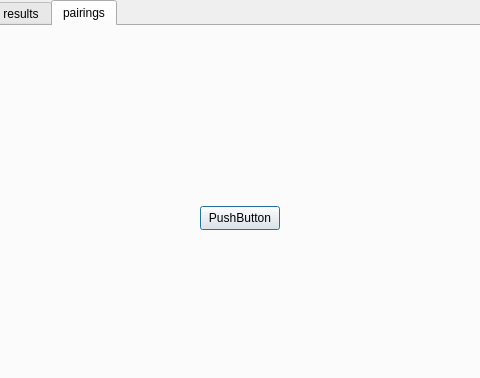
Old version of the form chess_pairing_program/pairings.ui in the repository szachiszta/chess-pairing-program; both pictures show x 92 to 572 and y 0 to 378 of the 768 by 482 pixel window.
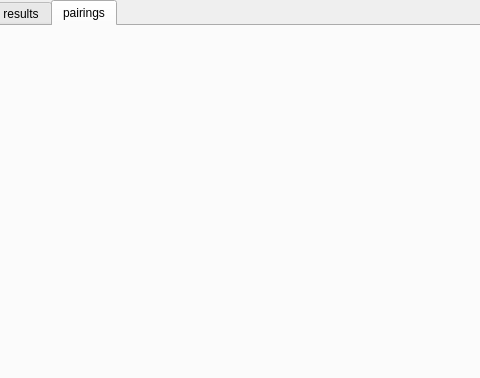
New version of the form.

Diff of the .ui file:
```diff
--- a/chess_pairing_program/pairings.ui
+++ b/chess_pairing_program/pairings.ui
@@ -49,19 +49,6 @@
     <attribute name="title">
      <string>pairings</string>
     </attribute>
-    <widget class="QPushButton" name="pushButton">
-     <property name="geometry">
-      <rect>
-       <x>290</x>
-       <y>180</y>
-       <width>80</width>
-       <height>24</height>
-      </rect>
-     </property>
-     <property name="text">
-      <string>PushButton</string>
-     </property>
-    </widget>
    </widget>
   </widget>
  </widget>
```
